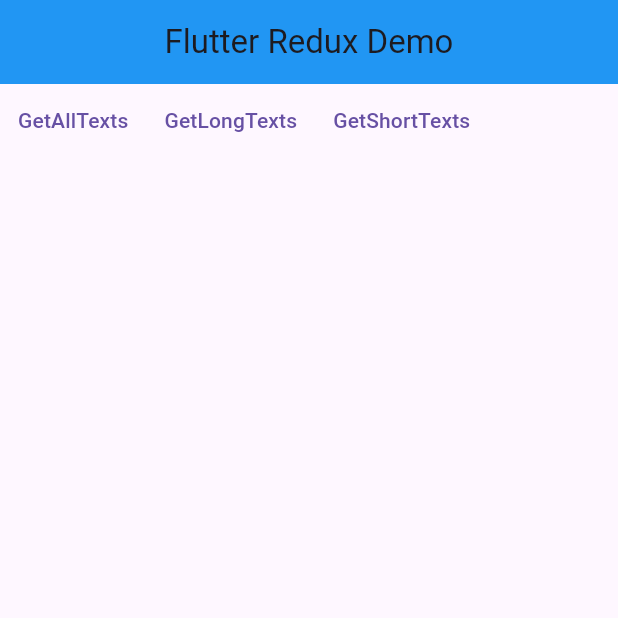
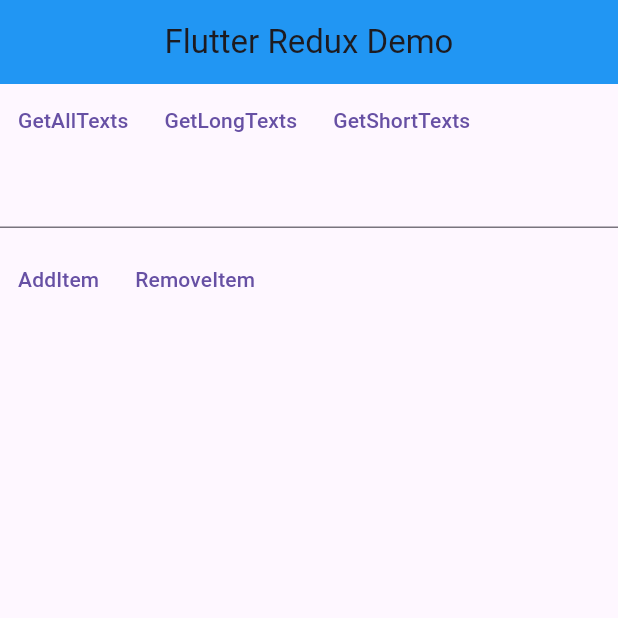
Before and after one commit to Marach8/FlutterStateManagementPracticeProject_Redux, a Flutter app: the screen it shows after launch, on a phone screen of 412 x 824 dp, the top half of it. Run offline on Flutter 3.47's test engine with Material 3 defaults, Android fonts, the phone set to English and light mode, and no system bars; our stand-ins replace flutter_hooks, flutter_redux, redux.

Commit message:
Got introduced to redux

```diff
--- /dev/null
+++ b/redux_practice/lib/custombutton.dart
@@ -0,0 +1,14 @@
+import 'package:flutter/material.dart';
+
+class CustomButton extends StatelessWidget {
+  final void Function()? onPressed; final String text;
+  const CustomButton({required this.onPressed, required this.text, super.key});
+
+  @override
+  Widget build(BuildContext context) {
+    return TextButton(
+      onPressed: onPressed,
+      child: Text(text),
+    );
+  }
+}
--- a/redux_practice/lib/homepage.dart
+++ b/redux_practice/lib/homepage.dart
@@ -2,6 +2,10 @@
 import 'package:flutter_hooks/flutter_hooks.dart' as hooks;
 import 'package:flutter_redux/flutter_redux.dart';
 import 'package:redux/redux.dart';
+import 'package:redux_practice/custombutton.dart';
+import 'package:redux_practice/enums_and_extensions.dart';
+import 'package:redux_practice/reducer_functions.dart';
+import 'package:redux_practice/redux_state_class.dart';
 
 
 class FlutterReduxExample extends hooks.HookWidget {
@@ -12,6 +16,7 @@
     final storage = Store(
       mainAppReducer, initialState: const StorageState(items: [], filters: ItemFilters.getAllTexts)
     );
+    final controller = hooks.useTextEditingController();
     return Scaffold(
       appBar: AppBar(title: const Text('Flutter Redux Demo'), centerTitle: true),
       body: StoreProvider(
@@ -20,10 +25,52 @@
           children: [
             Row(
               children: [
-                CustomButton(onPressed: (){}, text: 'GetAllTexts'),
-                CustomButton(onPressed: (){}, text: 'GetLongTexts'),
-                CustomButton(onPressed: (){}, text: 'GetShortTexts')
+                CustomButton(
+                  onPressed: () => storage.dispatch(const ChangeFilterAction(ItemFilters.getAllTexts)),
+                  text: 'GetAllTexts'
+                ),
+                CustomButton(
+                  onPressed: () => storage.dispatch(const ChangeFilterAction(ItemFilters.getLongTexts)),
+                  text: 'GetLongTexts'
+                ),
+                CustomButton(
+                  onPressed: () => storage.dispatch(const ChangeFilterAction(ItemFilters.getShortTexts)),
+                  text: 'GetShortTexts'
+                ),
               ]
+            ),
+            TextField(controller: controller,),
+            const SizedBox(height: 10),
+            Row(
+              children: [
+                CustomButton(
+                  onPressed: () {
+                    controller.text.isNotEmpty? storage.dispatch(AddItemAction(controller.text)): {};
+                    controller.clear();
+                  },
+                  text: 'AddItem'
+                ),
+                CustomButton(
+                  onPressed: () {
+                    controller.text.isNotEmpty? storage.dispatch(RemoveItemAction(controller.text)): {};
+                    controller.clear();
+                  },
+                  text: 'RemoveItem'
+                ),
+              ]
+            ),
+            StoreConnector<StorageState, Iterable<String>>(
+              converter: (storage) => storage.state.filteredItems,
+              builder: (context, items){
+                return Expanded(
+                  child: ListView.builder(
+                    itemCount: items.length,
+                    itemBuilder: (context, listIndex) => ListTile(
+                      title: Text(items.elementAt(listIndex))
+                    )
+                  ),
+                );
+              }
             )
           ]
         ),
@@ -31,92 +78,3 @@
     );
   }
 }
-
-
-class CustomButton extends StatelessWidget {
-  final void Function()? onPressed; final String text;
-  const CustomButton({required this.onPressed, required this.text, super.key});
-
-  @override
-  Widget build(BuildContext context) {
-    return TextButton(
-      onPressed: onPressed,
-      child: Text(text),
-    );
-  }
-}
-
-
-
-enum ItemFilters {getAllTexts, getLongTexts, getShortTexts}
-
-extension RemoveOrAddItem<T> on Iterable<T> {
-  Iterable<T> operator +(T other) => followedBy([other]);
-  Iterable<T> operator -(T other) => where((element) => element != other);
-}
-
-
-Iterable<String> addItemReducer(Iterable<String> initialItem, AddItemAction action) =>
-initialItem + action.item;
-Iterable<String> removeItemReducer(Iterable<String> initialItem, RemoveItemAction action) =>
-initialItem - action.item;
-
-
-Reducer<Iterable<String>> itemReducer = combineReducers<Iterable<String>>([
-  TypedReducer<Iterable<String>, AddItemAction>(addItemReducer),
-  TypedReducer<Iterable<String>, RemoveItemAction>(removeItemReducer)
-]);
-
-ItemFilters itemFilterReducer(StorageState oldState, Action action){
-  if(action is ChangeFilterAction){return action.filter;} else{return oldState.filters;}
-}
-
-StorageState mainAppReducer(StorageState oldState, action) => StorageState(
-  items: itemReducer(oldState.items, action), filters: itemFilterReducer(oldState, action)
-);
-
-
-
-@immutable
-class StorageState{
-  final Iterable<String> items; final ItemFilters filters;
-
-  const StorageState({required this.items, required this.filters});
-
-  Iterable<String> get filteredItems{
-    switch(filters){
-      case ItemFilters.getAllTexts: return items;
-      case ItemFilters.getLongTexts: return items.where((element) => element.length >= 10);
-      case ItemFilters.getShortTexts: return items.where((element) => element.length <= 3);
-    }
-  }
-}
-
-
-@immutable
-abstract class Action{
-  const Action();
-}
-
-@immutable
-abstract class ItemAction extends Action{
-  final String item;
-  const ItemAction(this.item);
-}
-
-@immutable
-class AddItemAction extends ItemAction{
-  const AddItemAction(String item): super(item);
-}
-
-@immutable
-class RemoveItemAction extends ItemAction{
-  const RemoveItemAction(String item): super(item);
-}
-
-
-@immutable
-class ChangeFilterAction extends Action{
-  final ItemFilters filter;
-  const ChangeFilterAction(this.filter);
-}
--- /dev/null
+++ b/redux_practice/lib/redux_state_class.dart
@@ -0,0 +1,48 @@
+import 'package:flutter/material.dart';
+import 'package:redux_practice/enums_and_extensions.dart';
+
+@immutable
+class StorageState{
+  final Iterable<String> items; final ItemFilters filters;
+
+  const StorageState({required this.items, required this.filters});
+
+  Iterable<String> get filteredItems{
+    switch(filters){
+      case ItemFilters.getAllTexts: return items;
+      case ItemFilters.getLongTexts: return items.where((element) => element.length >= 10);
+      case ItemFilters.getShortTexts: return items.where((element) => element.length <= 3);
+    }
+  }
+}
+
+
+
+
+@immutable
+abstract class Action{
+  const Action();
+}
+
+@immutable
+abstract class ItemAction extends Action{
+  final String item;
+  const ItemAction(this.item);
+}
+
+@immutable
+class AddItemAction extends ItemAction{
+  const AddItemAction(String item): super(item);
+}
+
+@immutable
+class RemoveItemAction extends ItemAction{
+  const RemoveItemAction(String item): super(item);
+}
+
+
+@immutable
+class ChangeFilterAction extends Action{
+  final ItemFilters filter;
+  const ChangeFilterAction(this.filter);
+}
```
Also changed, not shown: redux_practice/lib/enums_and_extensions.dart (added, +7 -0 lines), redux_practice/lib/reducer_functions.dart (added, +24 -0 lines).
